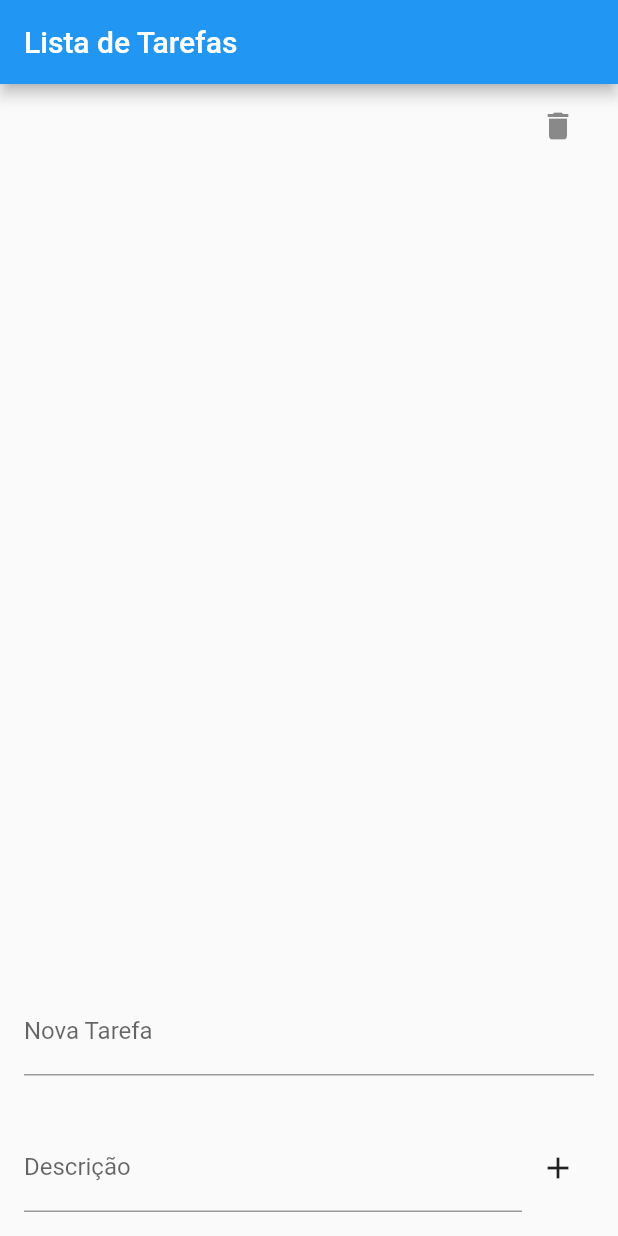
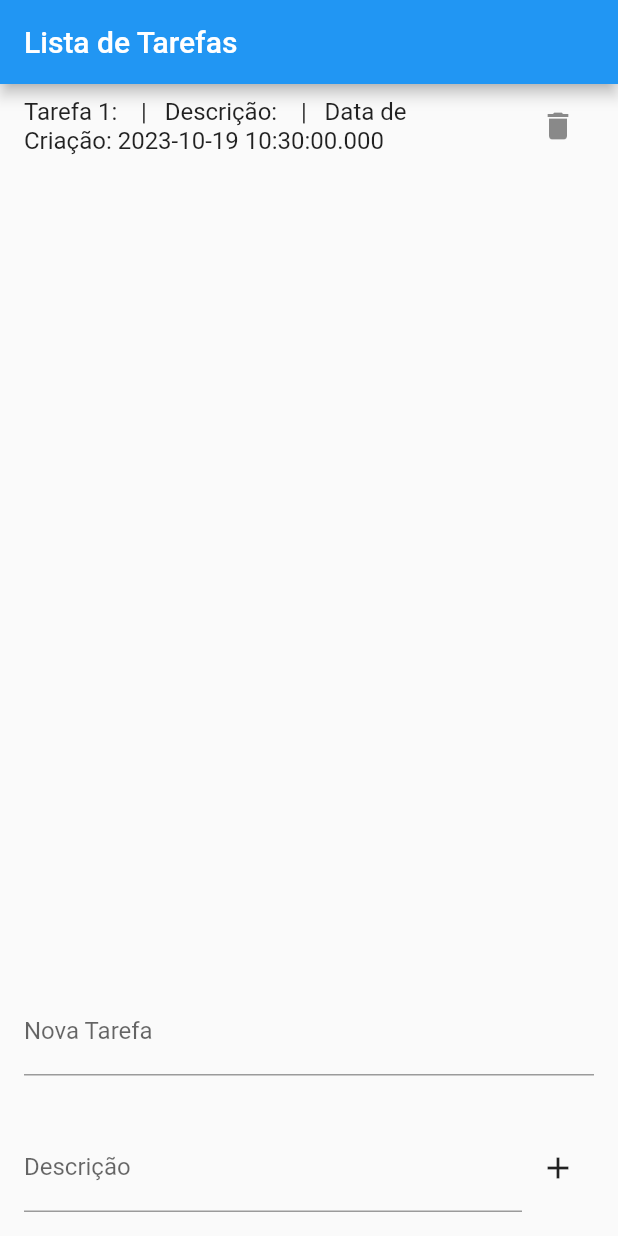
Before and after one commit to Thanriel/Dart-Text, a Flutter app: the screen it shows after launch, after a tap on the "add" icon, on a phone screen of 412 x 824 dp. Run offline on Flutter 3.47's test engine with Material 2 defaults, Android fonts, the phone set to English and light mode, and no system bars.

Commit message:
Mudança de objeto

```diff
--- a/lib/main.dart
+++ b/lib/main.dart
@@ -209,6 +209,7 @@ import 'package:flutter/material.dart';
 void main() => runApp(TodoApp());
 
 class Task {
+  DateTime actualDate = DateTime.now();
   String name;
   String description;
 
@@ -233,11 +234,11 @@ class TodoList extends StatefulWidget {
 }
 
 class _TodoListState extends State<TodoList> {
-  List<String> tasks = [];
+  List<Task> tasks = [];
   TextEditingController taskController = TextEditingController();
   TextEditingController taskDescription = TextEditingController();
 
-  void addTask(String task, String description) {
+  void addTask(Task task) {
     setState(() {
       tasks.add(task);
       taskController.clear();
@@ -264,7 +265,12 @@ class _TodoListState extends State<TodoList> {
               itemCount: tasks.length,
               itemBuilder: (context, index) {
                 return ListTile(
-                  title: Text(tasks[index]),
+                  title: Text("Tarefa ${(index + 1)}: " +
+                      tasks[index].name +
+                      "   |   Descrição: " +
+                      tasks[index].description +
+                      "   |   Data de Criação: " +
+                      tasks[index].actualDate.toString()),
                   trailing: IconButton(
                     icon: const Icon(Icons.delete),
                     onPressed: () {
@@ -301,7 +307,7 @@ class _TodoListState extends State<TodoList> {
                 IconButton(
                   icon: const Icon(Icons.add),
                   onPressed: () {
-                    addTask(taskController.text, taskDescription.text);
+                    addTask(Task(taskController.text, taskDescription.text));
                   },
                 ),
               ],
```
